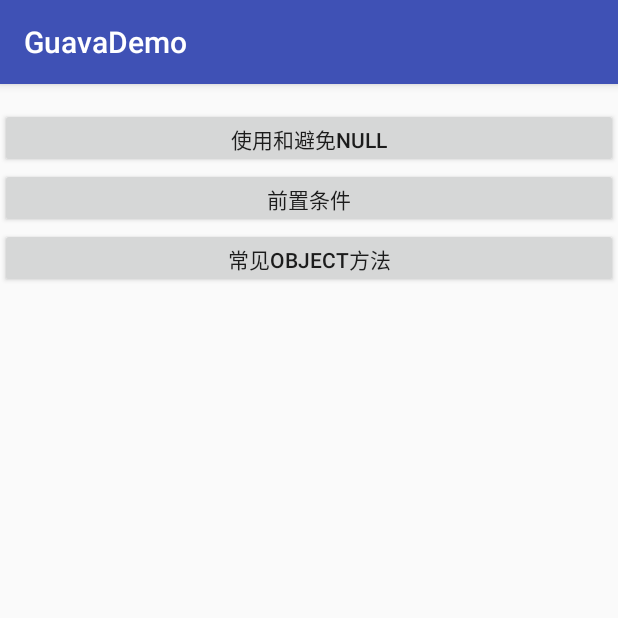
After one commit to bzy601638015/GuavaDemo, an Android app: the BaseToolActivity screen opened directly, with no data from a screen before it, on a phone screen of 412 x 824 dp, the top half of it. The commit adds this screen. Run offline under Robolectric (Android 15) with nearby library versions, the phone set to English and light mode, and no system bars; our stand-ins replace ButterKnife.

Commit message:
add guava Strings,Objects

```diff
--- a/app/build.gradle
+++ b/app/build.gradle
@@ -25,4 +25,5 @@ dependencies {
     compile 'com.android.support:appcompat-v7:23.1.1'
     compile 'com.android.support:recyclerview-v7:23.1.1'
     compile rootProject.ext.dependencies["butterknife7"]
+    compile rootProject.ext.dependencies["guava"]
 }
--- a/app/src/main/AndroidManifest.xml
+++ b/app/src/main/AndroidManifest.xml
@@ -15,6 +15,8 @@
                 <category android:name="android.intent.category.LAUNCHER"/>
             </intent-filter>
         </activity>
+        <activity android:name=".BaseToolActivity">
+        </activity>
     </application>
 
 </manifest>
--- /dev/null
+++ b/app/src/main/java/com/bamboo/guava/BaseToolActivity.java
@@ -0,0 +1,48 @@
+package com.bamboo.guava;
+
+import android.os.Bundle;
+import android.support.v7.app.AppCompatActivity;
+import android.util.Log;
+import android.view.View;
+
+import com.bamboo.guava.entity.Person;
+import com.google.common.base.Objects;
+import com.google.common.base.Optional;
+
+import static com.google.common.base.Preconditions.checkNotNull;
+
+import com.google.common.base.Strings;
+
+
+
+
+import butterknife.ButterKnife;
+import butterknife.OnClick;
+
+public class BaseToolActivity extends AppCompatActivity {
+
+    @Override
+    protected void onCreate(Bundle savedInstanceState) {
+        super.onCreate(savedInstanceState);
+        setContentView(R.layout.activity_base_tool);
+        ButterKnife.bind(this);
+    }
+
+    @OnClick({R.id.btn_null, R.id.btn_condition,R.id.btn_object})
+    public void onClick(View view) {
+        if (view.getId() == R.id.btn_null) {
+            Optional<String> optional = Optional.fromNullable("cc");
+            Log.d("bzy", "" + optional.isPresent() + "," + optional.get());
+            String name = null;
+            Log.d("bzy", "" + Strings.isNullOrEmpty(name) + "," + Strings.emptyToNull(Strings.nullToEmpty(name)));
+        } else if (view.getId() == R.id.btn_condition) {
+            String name = null;
+            checkNotNull(name,"name is null");
+        } else if (view.getId() == R.id.btn_object){
+            Log.d("bzy",""+ Objects.equal(null,"a"));
+            Person p1 = new Person("a","a");
+            Person p2 = new Person("b","b");
+            Log.d("bzy",""+p2.compareTo(p1));
+        }
+    }
+}
--- /dev/null
+++ b/app/src/main/res/layout/activity_base_tool.xml
@@ -0,0 +1,31 @@
+<?xml version="1.0" encoding="utf-8"?>
+<LinearLayout
+    xmlns:android="http://schemas.android.com/apk/res/android"
+    xmlns:tools="http://schemas.android.com/tools"
+    android:layout_width="match_parent"
+    android:layout_height="match_parent"
+    android:orientation="vertical"
+    android:paddingTop="@dimen/activity_vertical_margin"
+    tools:context="com.bamboo.guava.BaseToolActivity">
+
+    <Button
+        android:id="@+id/btn_null"
+        android:layout_width="match_parent"
+        android:layout_height="40dip"
+        android:gravity="center"
+        android:text="使用和避免null"
+        />
+    <Button
+        android:id="@+id/btn_condition"
+        android:layout_width="match_parent"
+        android:layout_height="40dip"
+        android:gravity="center"
+        android:text="前置条件"
+        /><Button
+        android:id="@+id/btn_object"
+        android:layout_width="match_parent"
+        android:layout_height="40dip"
+        android:gravity="center"
+        android:text="常见Object方法"
+        />
+</LinearLayout>
--- a/app/src/main/res/layout/item_lv.xml
+++ b/app/src/main/res/layout/item_lv.xml
@@ -5,7 +5,7 @@
     <TextView
         android:id="@+id/item_tv_name"
         android:layout_width="match_parent"
-        android:layout_height="match_parent"
+        android:layout_height="40dip"
         android:textSize="18sp"
         android:gravity="center"
         />
--- a/config.gradle
+++ b/config.gradle
@@ -1,4 +1,4 @@
-ext{
+ext {
     android = [
             "compileSdkVersion": 23,
             "buildToolsVersion": "23.0.2",
@@ -10,6 +10,7 @@ ext{
     ]
 
     dependencies = [
-            "butterknife7" : 'com.jakewharton:butterknife:7.0.1'
+            "butterknife7": 'com.jakewharton:butterknife:7.0.1',
+            "guava"       : 'com.google.guava:guava:19.0'
     ]
 }
```
Also changed, not shown: app/src/main/java/com/bamboo/guava/MainActivity.java (+42 -7 lines), app/src/main/java/com/bamboo/guava/entity/Person.java (added, +43 -0 lines).
